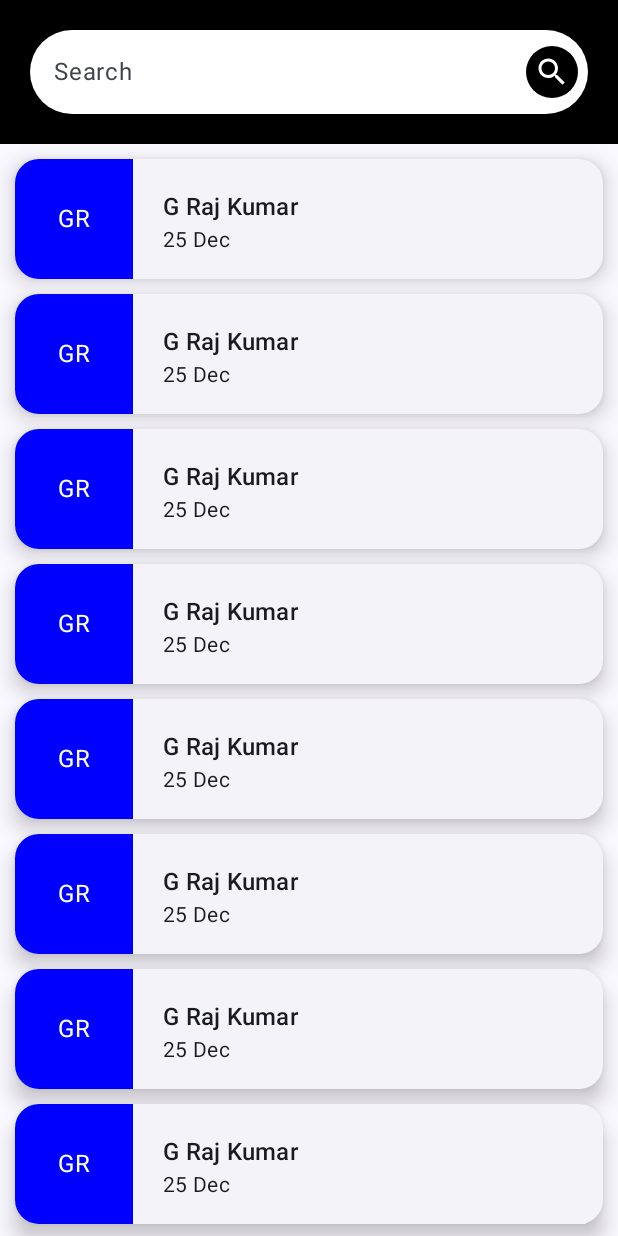
After one commit to graj-naxtre/birthday-reminder, an Android app built with Jetpack Compose: the composable ContactScreen shown on its own in the app's theme, on a phone screen of 412 x 824 dp. The commit adds this screen. Run offline under Robolectric (Android 15) with nearby library versions, the phone set to English and light mode, and no system bars.

```diff
--- a/app/src/main/java/com/example/birthdayboom/ui/navigations/navgraph/BirthdayNavGraph.kt
+++ b/app/src/main/java/com/example/birthdayboom/ui/navigations/navgraph/BirthdayNavGraph.kt
@@ -9,6 +9,7 @@ import androidx.navigation.navigation
 import com.example.birthdayboom.ui.navigations.birthdayNavigation
 import com.example.birthdayboom.ui.screens.ProfileScreen
 import com.example.birthdayboom.ui.screens.birthday.BirthdayScreenV2
+import com.example.birthdayboom.ui.screens.home.HomeScreen
 
 fun NavGraphBuilder.birthdayNavGraph(
     navController: NavHostController,
@@ -21,9 +22,10 @@ fun NavGraphBuilder.birthdayNavGraph(
             enterTransition = { EnterTransition.None },
             exitTransition = { ExitTransition.None }
         ) {
-            BirthdayScreenV2(
+//            BirthdayScreenV2(
 //                handleNavigationAction = { event -> handleBirthdayNavigation(event, navController) }
-            )
+//            )
+            HomeScreen()
         }
 
         composable(
--- a/app/src/main/java/com/example/birthdayboom/ui/navigations/navgraph/ContactNavGraph.kt
+++ b/app/src/main/java/com/example/birthdayboom/ui/navigations/navgraph/ContactNavGraph.kt
@@ -9,7 +9,9 @@ import androidx.navigation.navigation
 import com.example.birthdayboom.ui.navigations.contactNavigation
 import com.example.birthdayboom.ui.screens.ProfileScreen
 import com.example.birthdayboom.ui.screens.add_birthday.AddBirthdayScreenV2
+import com.example.birthdayboom.ui.screens.contact.ContactScreen
 import com.example.birthdayboom.ui.screens.contact.ContactScreenV2
+import com.example.birthdayboom.ui.state.LocalComponentDisplay
 
 fun NavGraphBuilder.contactNavGraph(
     navController: NavHostController,
@@ -21,9 +23,7 @@ fun NavGraphBuilder.contactNavGraph(
             enterTransition = { EnterTransition.None },
             exitTransition = { ExitTransition.None }
         ) {
-            ContactScreenV2(handleNavigationAction = { event ->
-                handleContactNavigation(event, navController)
-            })
+            ContactScreen()
         }
 
         composable(
--- /dev/null
+++ b/app/src/main/java/com/example/birthdayboom/ui/screens/contact/ContactScreen.kt
@@ -0,0 +1,57 @@
+package com.example.birthdayboom.ui.screens.contact
+
+import androidx.compose.foundation.clickable
+import androidx.compose.foundation.layout.Arrangement
+import androidx.compose.foundation.layout.Box
+import androidx.compose.foundation.layout.Column
+import androidx.compose.foundation.layout.PaddingValues
+import androidx.compose.foundation.layout.Row
+import androidx.compose.foundation.layout.fillMaxSize
+import androidx.compose.foundation.layout.fillMaxWidth
+import androidx.compose.foundation.layout.padding
+import androidx.compose.foundation.lazy.LazyColumn
+import androidx.compose.material3.Text
+import androidx.compose.runtime.Composable
+import androidx.compose.runtime.getValue
+import androidx.compose.runtime.mutableStateOf
+import androidx.compose.runtime.remember
+import androidx.compose.runtime.setValue
+import androidx.compose.ui.Alignment
+import androidx.compose.ui.Modifier
+import androidx.compose.ui.graphics.Color
+import androidx.compose.ui.tooling.preview.Preview
+import androidx.compose.ui.unit.dp
+import com.example.birthdayboom.ui.screens.contact.components.BottomSheetMenu
+import com.example.birthdayboom.ui.screens.contact.components.ContactCard
+import com.example.birthdayboom.ui.screens.contact.components.ContactSearchHeader
+import com.example.birthdayboom.ui.state.LocalComponentDisplay
+
+@Composable
+fun ContactScreen() {
+    val componentState = LocalComponentDisplay.current
+    var input by remember { mutableStateOf("") }
+
+    Box(modifier = Modifier.fillMaxSize()) {
+        Column {
+            ContactSearchHeader(value = input, onValueChange = { input = it })
+            LazyColumn(
+                modifier = Modifier.fillMaxSize(),
+                contentPadding = PaddingValues(start = 10.dp, end = 10.dp, bottom = 30.dp, top = 10.dp),
+                verticalArrangement = Arrangement.spacedBy(10.dp)
+            ) {
+                items(count = 10) {
+                    ContactCard(onClick = {
+                        componentState.displayBottomBar(false)
+                        componentState.displayBottomSheet(true)
+                    })
+                }
+            }
+        }
+    }
+}
+
+@Preview(showSystemUi = true)
+@Composable
+private fun PreviewContactScreen() {
+    ContactScreen()
+}
--- /dev/null
+++ b/app/src/main/java/com/example/birthdayboom/ui/screens/contact/components/ContactCard.kt
@@ -0,0 +1,68 @@
+package com.example.birthdayboom.ui.screens.contact.components
+
+import androidx.compose.foundation.background
+import androidx.compose.foundation.layout.Arrangement
+import androidx.compose.foundation.layout.Box
+import androidx.compose.foundation.layout.Column
+import androidx.compose.foundation.layout.Row
+import androidx.compose.foundation.layout.fillMaxSize
+import androidx.compose.foundation.layout.fillMaxWidth
+import androidx.compose.foundation.layout.height
+import androidx.compose.foundation.layout.padding
+import androidx.compose.material3.CardDefaults
+import androidx.compose.material3.ElevatedCard
+import androidx.compose.material3.MaterialTheme
+import androidx.compose.material3.Text
+import androidx.compose.runtime.Composable
+import androidx.compose.ui.Alignment
+import androidx.compose.ui.Modifier
+import androidx.compose.ui.graphics.Color
+import androidx.compose.ui.unit.dp
+
+@Composable
+fun ContactCard(
+    name: String = "G Raj Kumar",
+    initials: String = "GR",
+    date: String = "25 Dec",
+    onClick: () -> Unit,
+    modifier: Modifier = Modifier,
+) {
+    ElevatedCard(
+        modifier = modifier.fillMaxWidth(),
+        onClick = onClick,
+        shape = MaterialTheme.shapes.large,
+        elevation = CardDefaults.cardElevation(
+            defaultElevation = 8.dp,
+            pressedElevation = 10.dp
+        )
+    ) {
+        Row(
+            modifier = Modifier
+                .fillMaxWidth()
+                .height(80.dp)
+        ) {
+            Box(
+                modifier = Modifier
+                    .fillMaxSize()
+                    .weight(0.25f)
+                    .background(color = Color.Blue)
+                    .padding(20.dp),
+                contentAlignment = Alignment.Center
+            ) {
+                Text(
+                    text = initials,
+                    color = Color.White
+                )
+            }
+            Column(
+                modifier = Modifier
+                    .weight(1f)
+                    .padding(20.dp),
+                verticalArrangement = Arrangement.Center
+            ) {
+                Text(text = name, style = MaterialTheme.typography.titleMedium)
+                Text(text = date, style = MaterialTheme.typography.bodyMedium)
+            }
+        }
+    }
+}
--- a/app/src/main/java/com/example/birthdayboom/ui/screens/contact/components/ContactHeader.kt
+++ b/app/src/main/java/com/example/birthdayboom/ui/screens/contact/components/ContactHeader.kt
@@ -2,13 +2,18 @@ package com.example.birthdayboom.ui.screens.contact.components
 
 import androidx.compose.foundation.background
 import androidx.compose.foundation.layout.Arrangement
+import androidx.compose.foundation.layout.Box
 import androidx.compose.foundation.layout.Column
 import androidx.compose.foundation.layout.Row
 import androidx.compose.foundation.layout.fillMaxWidth
 import androidx.compose.foundation.layout.padding
 import androidx.compose.foundation.layout.statusBarsPadding
+import androidx.compose.foundation.shape.CircleShape
+import androidx.compose.material.icons.Icons
+import androidx.compose.material.icons.outlined.Search
 import androidx.compose.material3.Icon
 import androidx.compose.material3.MaterialTheme
+import androidx.compose.material3.OutlinedTextField
 import androidx.compose.material3.Text
 import androidx.compose.material3.TextField
 import androidx.compose.material3.TextFieldDefaults
@@ -61,3 +66,39 @@ fun ContactHeader(searchField: String, onChange: (String) -> Unit) {
         }
     }
 }
+
+@Composable
+fun ContactSearchHeader(value: String, onValueChange: (String) -> Unit) {
+    Row(
+        modifier = Modifier
+            .fillMaxWidth()
+            .background(color = Color.Black)
+            .padding(20.dp),
+        horizontalArrangement = Arrangement.Center
+    ) {
+        OutlinedTextField(
+            value = value,
+            onValueChange = onValueChange,
+            shape = CircleShape,
+            placeholder = { Text(text = "Search") },
+            colors = TextFieldDefaults.colors(
+                unfocusedIndicatorColor = Color.Transparent,
+                unfocusedContainerColor = Color.White
+            ),
+            trailingIcon = {
+                Box(
+                    modifier = Modifier
+                        .background(color = Color.Black, shape = CircleShape)
+                        .padding(5.dp)
+                ) {
+                    Icon(
+                        imageVector = Icons.Outlined.Search,
+                        contentDescription = "Search Icon",
+                        tint = Color.White
+                    )
+                }
+            },
+            modifier = Modifier.fillMaxWidth()
+        )
+    }
+}
```
Also changed, not shown: app/src/main/java/com/example/birthdayboom/ui/activities/MainActivity.kt (+73 -11 lines), app/src/main/java/com/example/birthdayboom/ui/navigations/AppBottomNavigation.kt (+10 -2 lines), app/src/main/java/com/example/birthdayboom/ui/screens/contact/components/BottomSheetMenu.kt (added, +98 -0 lines), app/src/main/java/com/example/birthdayboom/ui/screens/home/HomeScreen.kt (added, +18 -0 lines), app/src/main/java/com/example/birthdayboom/ui/state/ComponentDisplayState.kt (added, +33 -0 lines).
